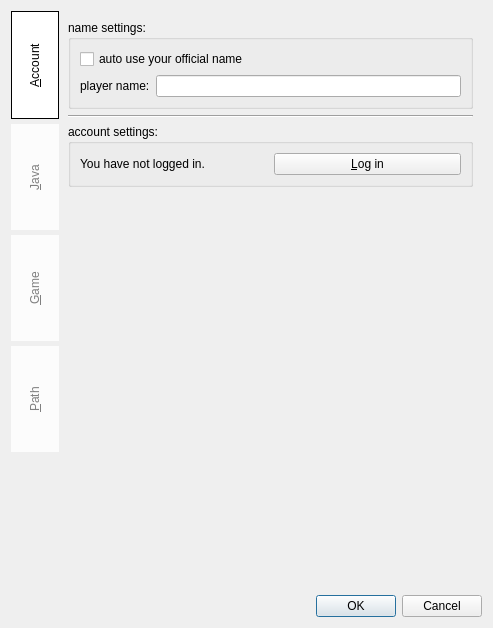
Qt form Kaminec/UI/preference.ui (kaniol-lck/Kaminec) before a commit.
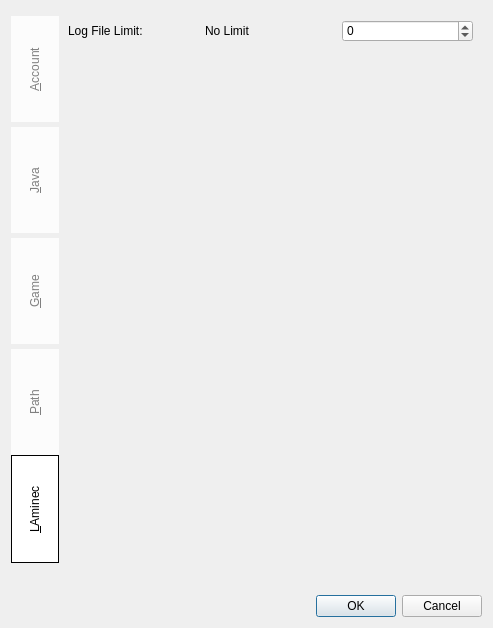
The same form after that commit. The open tabs and pages were chosen to show the change.

Diff of the .ui file:
```diff
--- a/Kaminec/UI/preference.ui
+++ b/Kaminec/UI/preference.ui
@@ -14,7 +14,17 @@
    <string>Preference</string>
   </property>
   <layout class="QGridLayout" name="gridLayout_14">
-   <item row="0" column="0">
+   <item row="2" column="0">
+    <widget class="QDialogButtonBox" name="buttonBox">
+     <property name="orientation">
+      <enum>Qt::Horizontal</enum>
+     </property>
+     <property name="standardButtons">
+      <set>QDialogButtonBox::Cancel|QDialogButtonBox::Ok</set>
+     </property>
+    </widget>
+   </item>
+   <item row="1" column="0">
     <widget class="QTabWidget" name="preferenceSwitch">
      <property name="styleSheet">
       <string notr="true">QTabWidget::pane {border-top:0px solid #e8f3f9;background:  transparent; }
@@ -898,16 +908,58 @@
        </item>
       </layout>
      </widget>
-    </widget>
-   </item>
-   <item row="1" column="0">
-    <widget class="QDialogButtonBox" name="buttonBox">
-     <property name="orientation">
-      <enum>Qt::Horizontal</enum>
-     </property>
-     <property name="standardButtons">
-      <set>QDialogButtonBox::Cancel|QDialogButtonBox::Ok</set>
-     </property>
+     <widget class="QWidget" name="tab_2">
+      <attribute name="title">
+       <string>&amp;LAminec</string>
+      </attribute>
+      <layout class="QGridLayout" name="gridLayout_18">
+       <item row="0" column="0">
+        <layout class="QVBoxLayout" name="verticalLayout_2">
+         <item>
+          <layout class="QHBoxLayout" name="horizontalLayout_4">
+           <item>
+            <widget class="QLabel" name="logNumber_label">
+             <property name="text">
+              <string>Log File Limit:</string>
+             </property>
+             <property name="buddy">
+              <cstring>logNumber_spinBox</cstring>
+             </property>
+            </widget>
+           </item>
+           <item>
+            <widget class="QLabel" name="logTip_label">
+             <property name="text">
+              <string>No Limit</string>
+             </property>
+            </widget>
+           </item>
+           <item>
+            <widget class="QSpinBox" name="logNumber_spinBox">
+             <property name="minimum">
+              <number>-1</number>
+             </property>
+            </widget>
+           </item>
+          </layout>
+         </item>
+         <item>
+          <spacer name="verticalSpacer_4">
+           <property name="orientation">
+            <enum>Qt::Vertical</enum>
+           </property>
+           <property name="sizeHint" stdset="0">
+            <size>
+             <width>20</width>
+             <height>40</height>
+            </size>
+           </property>
+          </spacer>
+         </item>
+        </layout>
+       </item>
+      </layout>
+     </widget>
     </widget>
    </item>
   </layout>
```
